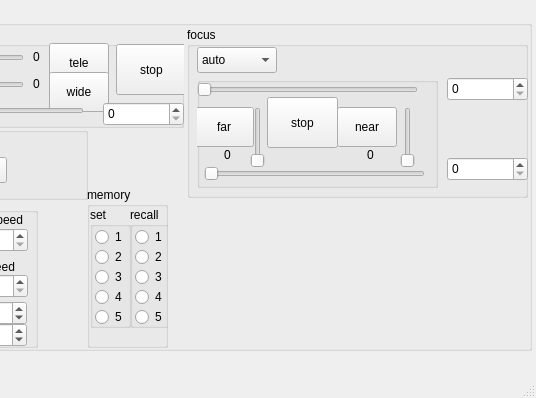
This is old/visca.ui in PixelStereo/viscam as Qt 5 draws it before an edit; both pictures show x 269 to 805 and y 0 to 398 of the 805 by 398 pixel window. The edited form follows.
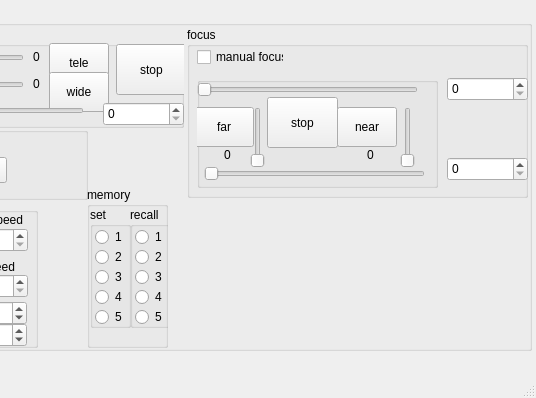
This is the edited form.

Diff of the .ui file:
```diff
--- a/old/visca.ui
+++ b/old/visca.ui
@@ -225,25 +225,18 @@
        <number>54536</number>
       </property>
      </widget>
-     <widget class="QComboBox" name="focus_mode">
+     <widget class="QCheckBox" name="focus_auto">
       <property name="geometry">
        <rect>
         <x>10</x>
         <y>20</y>
-        <width>80</width>
-        <height>26</height>
+        <width>87</width>
+        <height>20</height>
        </rect>
       </property>
-      <item>
-       <property name="text">
-        <string>auto</string>
-       </property>
-      </item>
-      <item>
-       <property name="text">
-        <string>manual</string>
-       </property>
-      </item>
+      <property name="text">
+       <string>manual focus</string>
+      </property>
      </widget>
     </widget>
     <widget class="QGroupBox" name="memory_group">
```
Left out of the diff: 16 changed lines with no effect on the pictures.
